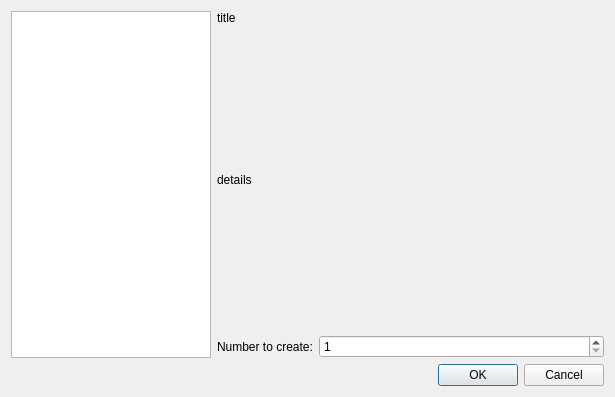
Above: src/libskribisto-desktop-common/src/newtreeitemdialog.ui from jacquetc/skribisto before the change. Below: the same form after it.
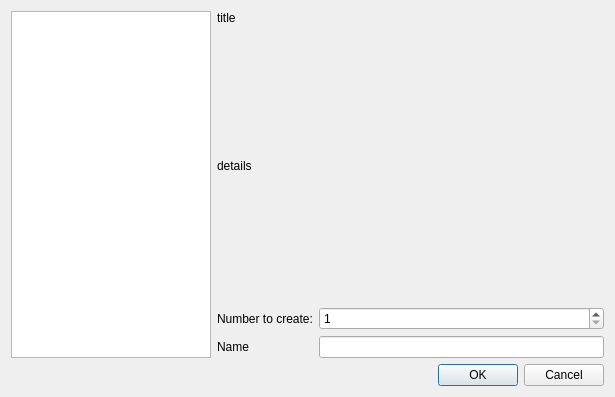
That is the form after the change.

Patch:
```diff
--- a/src/libskribisto-desktop-common/src/newtreeitemdialog.ui
+++ b/src/libskribisto-desktop-common/src/newtreeitemdialog.ui
@@ -58,6 +58,16 @@
            </property>
           </widget>
          </item>
+         <item row="1" column="0">
+          <widget class="QLabel" name="nameLabel">
+           <property name="text">
+            <string>Name</string>
+           </property>
+          </widget>
+         </item>
+         <item row="1" column="1">
+          <widget class="QLineEdit" name="nameLineEdit"/>
+         </item>
         </layout>
        </item>
       </layout>
```
